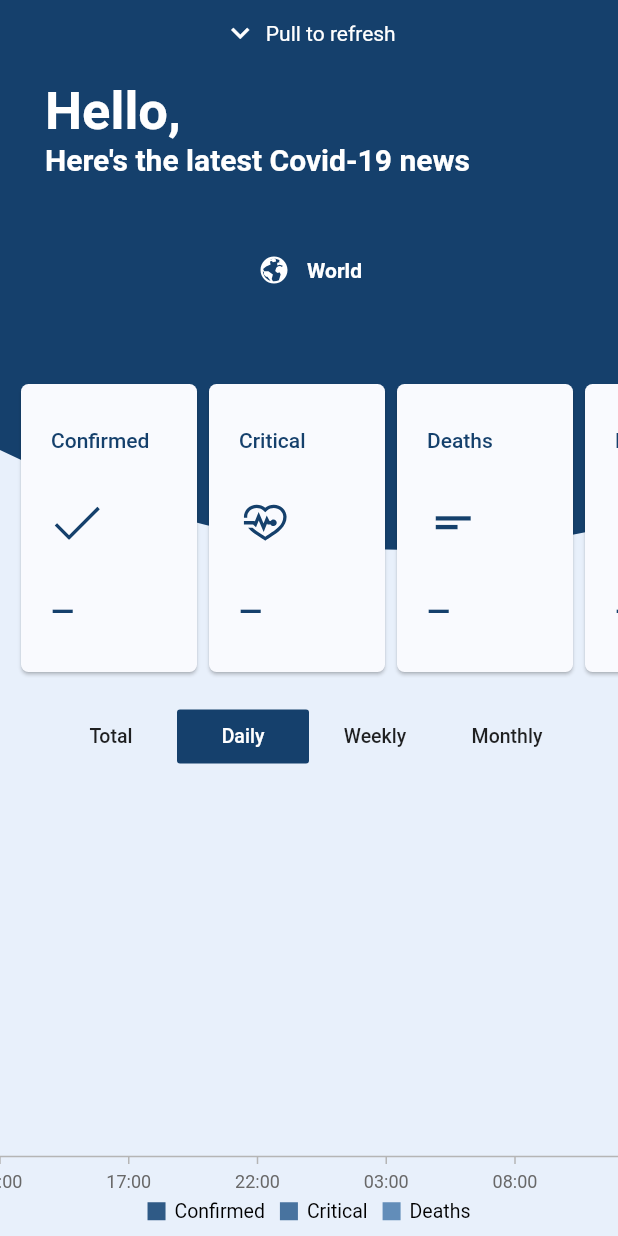
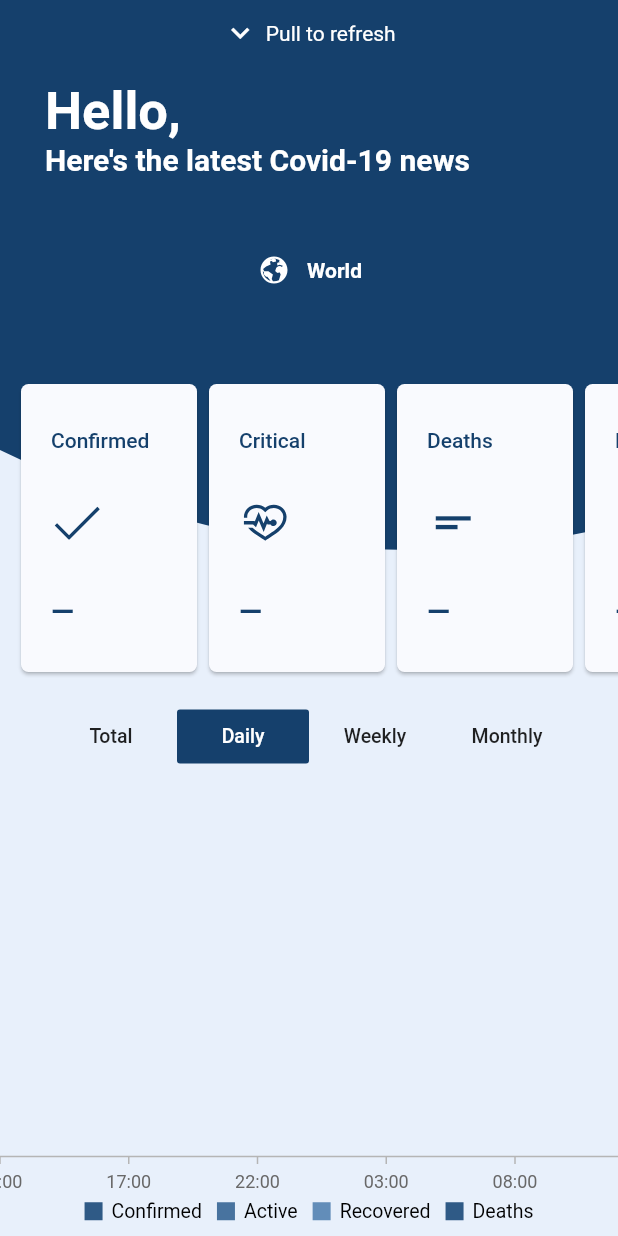
Before and after one commit to Hegazy360/cotrak, a Flutter app: the screen it shows after launch, after a tap on "Daily", on a phone screen of 412 x 824 dp. Run offline on Flutter 3.47's test engine with Material 2 defaults, Android fonts, the phone set to English and light mode, and no system bars; drawn by our look-alikes of country_code_picker, pull_to_refresh; our stand-ins replace cloud_firestore, google_nav_bar, line_icons, syncfusion_flutter_charts; missing offline and left inert: keyboard_visibility, syncfusion_flutter_core; accounts and stored records are empty; network calls fail.

Commit message:
Add recovered stat + fix missing day in stat

```diff
--- a/lib/main.dart
+++ b/lib/main.dart
@@ -183,60 +183,67 @@ class _MyHomePageState extends State<MyHomePage> {
   updateDailyChartData() {
     if (dailyData['daily'] != null) {
       dailyDataSource = [];
-      DateTime now = DateTime.now().subtract(Duration(days: 1));
+      DateTime dailyDate = DateTime.now();
       for (var i = 0; i < 7; i++) {
-        String formattedDate = DateFormat('yyyy-MM-dd').format(now);
+        dailyDate = dailyDate.subtract(Duration(days: 1));
+        String formattedDate = DateFormat('yyyy-MM-dd').format(dailyDate);
+
         dailyData['daily'].values.toList().forEach((data) {
           if (data['date'] == formattedDate) {
             dailyDataSource.add(
               SalesData(
-                  now,
+                  dailyDate,
                   data['total']['confirmed'].toDouble(),
                   data['total']['active'].toDouble(),
+                  data['total']['recovered'].toDouble(),
                   data['total']['deaths'].toDouble()),
             );
           }
         });
-        now = now.subtract(Duration(days: 1));
       }
     }
     if (dailyData['daily'] != null) {
       weeklyDataSource = [];
-      DateTime now = DateTime.now().subtract(Duration(days: 1));
+      DateTime weeklyDate = DateTime.now();
       for (var i = 0; i < 7; i++) {
-        String formattedDate = DateFormat('yyyy-MM-dd').format(now);
+        weeklyDate = weeklyDate.subtract(Duration(days: i == 0 ? 1: 7));
+        String formattedDate = DateFormat('yyyy-MM-dd').format(weeklyDate);
+
         dailyData['daily'].values.toList().forEach((data) {
           if (data['date'] == formattedDate) {
             weeklyDataSource.add(
               SalesData(
-                  now,
+                  weeklyDate,
                   data['total']['confirmed'].toDouble(),
                   data['total']['active'].toDouble(),
+                  data['total']['recovered'].toDouble(),
                   data['total']['deaths'].toDouble()),
             );
           }
         });
-        now = now.subtract(Duration(days: 7));
       }
     }
     if (dailyData['daily'] != null) {
       monthlyDataSource = [];
-      DateTime now = DateTime.now().subtract(Duration(days: 1));
+      DateTime monthlyDate = DateTime.now();
       for (var i = 0; i < 5; i++) {
-        String formattedDate = DateFormat('yyyy-MM-dd').format(now);
+        monthlyDate = monthlyDate.subtract(Duration(days: i == 0 ? 1: 30));
+        String formattedDate = DateFormat('yyyy-MM-dd').format(monthlyDate);
+        print(formattedDate);
         dailyData['daily'].values.toList().forEach((data) {
           if (data['date'] == formattedDate) {
             monthlyDataSource.add(
               SalesData(
-                  now,
+                  monthlyDate,
                   data['total']['confirmed'].toDouble(),
                   data['total']['active'].toDouble(),
+                  data['total']['recovered'].toDouble(),
                   data['total']['deaths'].toDouble()),
             );
           }
         });
-        now = now.subtract(Duration(days: 30));
       }
+
     }
   }
 
@@ -449,15 +456,14 @@ class _MyHomePageState extends State<MyHomePage> {
                               ],
                               xValueMapper: (ChartData sales, _) => sales.type,
                               yValueMapper: (ChartData sales, _) => sales.value,
-                              borderRadius:
-                                  BorderRadius.all(Radius.circular(5)),
                               dataLabelSettings: DataLabelSettings(
                                   color: primaryColor,
                                   textStyle: ChartTextStyle(
                                       fontWeight: FontWeight.w500),
                                   isVisible: true)),
                         ])
-                    : dataType == "daily"? SfCartesianChart(
+                    : dataType == "daily"
+                        ? SfCartesianChart(
                             legend: Legend(
                                 position: LegendPosition.bottom,
                                 isVisible: true,
@@ -481,12 +487,12 @@ class _MyHomePageState extends State<MyHomePage> {
                               ColumnSeries<SalesData, DateTime>(
                                 name: 'Confirmed',
                                 dataSource: dailyDataSource,
-                            xValueMapper: (SalesData data, _) => data.year,
-                            yValueMapper: (SalesData data, _) => data.sales,
+                                xValueMapper: (SalesData data, _) => data.date,
+                                yValueMapper: (SalesData data, _) => data.confirmed,
                                 dataLabelSettings: DataLabelSettings(
                                     color: primaryColor,
-                                textStyle:
-                                    ChartTextStyle(fontWeight: FontWeight.w500),
+                                    textStyle: ChartTextStyle(
+                                        fontWeight: FontWeight.w500),
                                     isVisible: true),
                                 trendlines: <Trendline>[
                                   Trendline(
@@ -496,10 +502,24 @@ class _MyHomePageState extends State<MyHomePage> {
                                 ],
                               ),
                               ColumnSeries<SalesData, DateTime>(
-                            name: 'Critical',
+                                name: 'Active',
                                 dataSource: dailyDataSource,
-                            xValueMapper: (SalesData data, _) => data.year,
-                            yValueMapper: (SalesData data, _) => data.sales2,
+                                xValueMapper: (SalesData data, _) => data.date,
+                                yValueMapper: (SalesData data, _) =>
+                                    data.active,
+                                trendlines: <Trendline>[
+                                  Trendline(
+                                      isVisibleInLegend: false,
+                                      type: TrendlineType.polynomial,
+                                      color: Colors.blueGrey[200])
+                                ],
+                              ),
+                              ColumnSeries<SalesData, DateTime>(
+                                name: 'Recovered',
+                                dataSource: dailyDataSource,
+                                xValueMapper: (SalesData data, _) => data.date,
+                                yValueMapper: (SalesData data, _) =>
+                                data.recovered,
                                 trendlines: <Trendline>[
                                   Trendline(
                                       isVisibleInLegend: false,
@@ -510,8 +530,9 @@ class _MyHomePageState extends State<MyHomePage> {
                               ColumnSeries<SalesData, DateTime>(
                                 name: 'Deaths',
                                 dataSource: dailyDataSource,
-                            xValueMapper: (SalesData data, _) => data.year,
-                            yValueMapper: (SalesData data, _) => data.sales3,
+                                xValueMapper: (SalesData data, _) => data.date,
+                                yValueMapper: (SalesData data, _) =>
+                                    data.deaths,
                                 trendlines: <Trendline>[
                                   Trendline(
                                       isVisibleInLegend: false,
@@ -519,7 +540,9 @@ class _MyHomePageState extends State<MyHomePage> {
                                       color: Colors.blueGrey[100])
                                 ],
                               ),
-                        ]) : dataType == "weekly"? SfCartesianChart(
+                            ])
+                        : dataType == "weekly"
+                            ? SfCartesianChart(
                                 legend: Legend(
                                     position: LegendPosition.bottom,
                                     isVisible: true,
@@ -543,12 +566,14 @@ class _MyHomePageState extends State<MyHomePage> {
                                   ColumnSeries<SalesData, DateTime>(
                                     name: 'Confirmed',
                                     dataSource: weeklyDataSource,
-                        xValueMapper: (SalesData data, _) => data.year,
-                        yValueMapper: (SalesData data, _) => data.sales,
+                                    xValueMapper: (SalesData data, _) =>
+                                        data.date,
+                                    yValueMapper: (SalesData data, _) =>
+                                        data.confirmed,
                                     dataLabelSettings: DataLabelSettings(
                                         color: primaryColor,
-                            textStyle:
-                            ChartTextStyle(fontWeight: FontWeight.w500),
+                                        textStyle: ChartTextStyle(
+                                            fontWeight: FontWeight.w500),
                                         isVisible: true),
                                     trendlines: <Trendline>[
                                       Trendline(
@@ -558,10 +583,26 @@ class _MyHomePageState extends State<MyHomePage> {
                                     ],
                                   ),
                                   ColumnSeries<SalesData, DateTime>(
-                        name: 'Critical',
+                                    name: 'Active',
                                     dataSource: weeklyDataSource,
-                        xValueMapper: (SalesData data, _) => data.year,
-                        yValueMapper: (SalesData data, _) => data.sales2,
+                                    xValueMapper: (SalesData data, _) =>
+                                        data.date,
+                                    yValueMapper: (SalesData data, _) =>
+                                        data.active,
+                                    trendlines: <Trendline>[
+                                      Trendline(
+                                          isVisibleInLegend: false,
+                                          type: TrendlineType.polynomial,
+                                          color: Colors.blueGrey[200])
+                                    ],
+                                  ),
+                                  ColumnSeries<SalesData, DateTime>(
+                                    name: 'Recovered',
+                                    dataSource: weeklyDataSource,
+                                    xValueMapper: (SalesData data, _) =>
+                                    data.date,
+                                    yValueMapper: (SalesData data, _) =>
+                                    data.recovered,
                                     trendlines: <Trendline>[
                                       Trendline(
                                           isVisibleInLegend: false,
@@ -572,8 +613,10 @@ class _MyHomePageState extends State<MyHomePage> {
                                   ColumnSeries<SalesData, DateTime>(
                                     name: 'Deaths',
                                     dataSource: weeklyDataSource,
-                        xValueMapper: (SalesData data, _) => data.year,
-                        yValueMapper: (SalesData data, _) => data.sales3,
+                                    xValueMapper: (SalesData data, _) =>
+                                        data.date,
+                                    yValueMapper: (SalesData data, _) =>
+                                        data.deaths,
                                     trendlines: <Trendline>[
                                       Trendline(
                                           isVisibleInLegend: false,
@@ -581,7 +624,8 @@ class _MyHomePageState extends State<MyHomePage> {
                                           color: Colors.blueGrey[100])
                                     ],
                                   ),
-                    ]) :  SfCartesianChart(
+                                ])
+                            : SfCartesianChart(
                                 legend: Legend(
                                     position: LegendPosition.bottom,
                                     isVisible: true,
@@ -605,12 +649,14 @@ class _MyHomePageState extends State<MyHomePage> {
                                   ColumnSeries<SalesData, DateTime>(
                                     name: 'Confirmed',
                                     dataSource: monthlyDataSource,
-                        xValueMapper: (SalesData data, _) => data.year,
-                        yValueMapper: (SalesData data, _) => data.sales,
+                                    xValueMapper: (SalesData data, _) =>
+                                        data.date,
+                                    yValueMapper: (SalesData data, _) =>
+                                        data.confirmed,
                                     dataLabelSettings: DataLabelSettings(
                                         color: primaryColor,
-                            textStyle:
-                            ChartTextStyle(fontWeight: FontWeight.w500),
+                                        textStyle: ChartTextStyle(
+                                            fontWeight: FontWeight.w500),
                                         isVisible: true),
                                     trendlines: <Trendline>[
                                       Trendline(
@@ -620,10 +666,26 @@ class _MyHomePageState extends State<MyHomePage> {
                                     ],
                                   ),
                                   ColumnSeries<SalesData, DateTime>(
-                        name: 'Critical',
+                                    name: 'Active',
                                     dataSource: monthlyDataSource,
-                        xValueMapper: (SalesData data, _) => data.year,
-                        yValueMapper: (SalesData data, _) => data.sales2,
+                                    xValueMapper: (SalesData data, _) =>
+                                        data.date,
+                                    yValueMapper: (SalesData data, _) =>
+                                        data.active,
+                                    trendlines: <Trendline>[
+                                      Trendline(
+                                          isVisibleInLegend: false,
+                                          type: TrendlineType.polynomial,
+                                          color: Colors.blueGrey[200])
+                                    ],
+                                  ),
+                                  ColumnSeries<SalesData, DateTime>(
+                                    name: 'Recovered',
+                                    dataSource: monthlyDataSource,
+                                    xValueMapper: (SalesData data, _) =>
+                                    data.date,
+                                    yValueMapper: (SalesData data, _) =>
+                                    data.recovered,
                                     trendlines: <Trendline>[
                                       Trendline(
                                           isVisibleInLegend: false,
@@ -634,8 +696,10 @@ class _MyHomePageState extends State<MyHomePage> {
                                   ColumnSeries<SalesData, DateTime>(
                                     name: 'Deaths',
                                     dataSource: monthlyDataSource,
-                        xValueMapper: (SalesData data, _) => data.year,
-                        yValueMapper: (SalesData data, _) => data.sales3,
+                                    xValueMapper: (SalesData data, _) =>
+                                        data.date,
+                                    yValueMapper: (SalesData data, _) =>
+                                        data.deaths,
                                     trendlines: <Trendline>[
                                       Trendline(
                                           isVisibleInLegend: false,
@@ -750,11 +814,12 @@ class ChartData {
 }
 
 class SalesData {
-  SalesData(this.year, this.sales, this.sales2, this.sales3);
-  final DateTime year;
-  final double sales;
-  final double sales2;
-  final double sales3;
+  SalesData(this.date, this.confirmed, this.active, this.recovered, this.deaths);
+  final DateTime date;
+  final double confirmed;
+  final double active;
+  final double recovered;
+  final double deaths;
 }
 
 class CurvedShape extends StatelessWidget {
```
Lines whose indentation alone changed are shown as unchanged.
